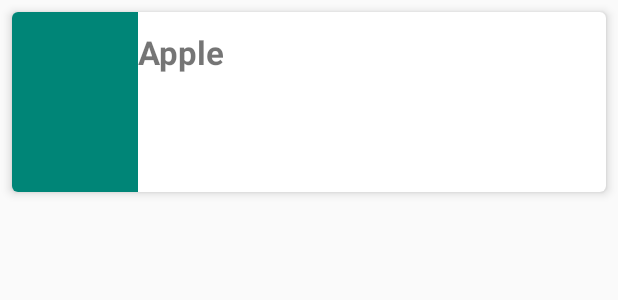
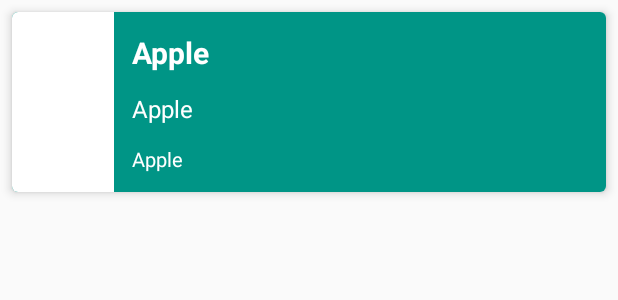
Before and after one commit to Hamkid/Kotlin, an Android app: the layout item_job.xml on its own in the app's theme, with its tools: preview values and no code run, on a phone screen of 412 x 824 dp. Shown: the top 300 px of the screen. Run offline under Robolectric (Android 15) with nearby library versions, the phone set to English and light mode, and no system bars.

Commit message:
viewHolder, item appearence, colors

```diff
--- a/app/src/main/res/layout/item_job.xml
+++ b/app/src/main/res/layout/item_job.xml
@@ -1,5 +1,5 @@
 <?xml version="1.0" encoding="utf-8"?>
-<com.google.android.material.card.MaterialCardView xmlns:android="http://schemas.android.com/apk/res/android"
+<androidx.cardview.widget.CardView xmlns:android="http://schemas.android.com/apk/res/android"
     xmlns:app="http://schemas.android.com/apk/res-auto"
     xmlns:tools="http://schemas.android.com/tools"
     android:layout_width="match_parent"
@@ -15,26 +15,17 @@
         android:layout_width="match_parent"
         android:layout_height="match_parent"
         android:animateLayoutChanges="true"
+        android:background="@color/colorPrimaryLight"
         android:clickable="true"
         android:focusable="true">
 
-        <View
-            android:id="@+id/label"
-            android:layout_width="0dp"
-            android:layout_height="0dp"
-            android:background="@color/colorPrimary"
-            app:layout_constraintBottom_toBottomOf="parent"
-            app:layout_constraintEnd_toStartOf="@id/companyName"
-            app:layout_constraintStart_toStartOf="parent"
-            app:layout_constraintTop_toTopOf="parent" />
-
         <ImageView
             android:id="@+id/logo"
-            android:layout_width="@dimen/general.distance.72dp"
-            android:layout_height="@dimen/general.distance.72dp"
-            android:padding="@dimen/general.distance.8dp"
+            android:layout_width="@dimen/general.distance.68dp"
+            android:layout_height="0dp"
+            android:background="@color/colorWhite"
+            android:padding="@dimen/general.distance.6dp"
             app:layout_constraintBottom_toBottomOf="parent"
-            app:layout_constraintEnd_toStartOf="@id/companyName"
             app:layout_constraintStart_toStartOf="parent"
             app:layout_constraintTop_toTopOf="parent"
             tools:ignore="ContentDescription" />
@@ -42,18 +33,52 @@
         <TextView
             android:id="@+id/companyName"
             android:layout_width="0dp"
-            android:layout_height="0dp"
-            android:layout_margin="@dimen/general.distance.12dp"
+            android:layout_height="wrap_content"
+            android:layout_marginStart="@dimen/general.distance.12dp"
+            android:layout_marginEnd="@dimen/general.distance.12dp"
             android:ellipsize="end"
             android:gravity="start"
-            android:maxLines="3"
-            android:textSize="@dimen/font.size.big"
             android:textStyle="bold"
-            app:layout_constraintBottom_toBottomOf="parent"
+            android:textColor="@color/colorWhite"
+            android:textSize="@dimen/font.size.20sp"
+            app:layout_constraintBottom_toTopOf="@+id/title"
             app:layout_constraintEnd_toEndOf="parent"
             app:layout_constraintStart_toEndOf="@id/logo"
             app:layout_constraintTop_toTopOf="parent"
             tools:text="Apple" />
 
+        <TextView
+            android:id="@+id/title"
+            android:layout_width="0dp"
+            android:layout_height="wrap_content"
+            android:layout_marginStart="@dimen/general.distance.12dp"
+            android:layout_marginEnd="@dimen/general.distance.12dp"
+            android:ellipsize="end"
+            android:gravity="start"
+            android:textColor="@color/colorWhite"
+            android:textSize="@dimen/font.size"
+            app:layout_constraintBottom_toBottomOf="parent"
+            app:layout_constraintBottom_toTopOf="@+id/period"
+            app:layout_constraintEnd_toEndOf="parent"
+            app:layout_constraintStart_toEndOf="@id/logo"
+            app:layout_constraintTop_toBottomOf="@+id/companyName"
+            tools:text="Apple" />
+
+        <TextView
+            android:id="@+id/period"
+            android:layout_width="0dp"
+            android:layout_height="wrap_content"
+            android:layout_marginStart="@dimen/general.distance.12dp"
+            android:layout_marginEnd="@dimen/general.distance.12dp"
+            android:ellipsize="end"
+            android:gravity="start"
+            android:textColor="@color/colorWhite"
+            android:textSize="@dimen/font.size.small"
+            app:layout_constraintBottom_toBottomOf="parent"
+            app:layout_constraintEnd_toEndOf="parent"
+            app:layout_constraintStart_toEndOf="@id/logo"
+            app:layout_constraintTop_toBottomOf="@+id/title"
+            tools:text="Apple" />
+
     </androidx.constraintlayout.widget.ConstraintLayout>
-</com.google.android.material.card.MaterialCardView>
+</androidx.cardview.widget.CardView>
--- a/app/src/main/res/values/colors.xml
+++ b/app/src/main/res/values/colors.xml
@@ -2,5 +2,8 @@
 <resources>
     <color name="colorPrimary">#008577</color>
     <color name="colorPrimaryDark">#00574B</color>
+    <color name="colorPrimaryLight">#009586</color>
     <color name="colorAccent">#D81B60</color>
+    <color name="colorBlack">#000000</color>
+    <color name="colorWhite">#ffffff</color>
 </resources>
```
Also changed, not shown: app/build.gradle (+4 -4 lines), app/src/main/java/hu/renes/kotlin/domain/model/Candidate.kt (+27 -6 lines), app/src/main/java/hu/renes/kotlin/view/base/adapter/BaseAdapter.kt (+2 -44 lines), app/src/main/java/hu/renes/kotlin/view/main/adapter/CandidateViewModel.kt (added, +20 -0 lines), app/src/main/java/hu/renes/kotlin/view/main/adapter/JobAdapter.kt (added, +31 -0 lines), app/src/main/java/hu/renes/kotlin/view/main/adapter/JobViewHolder.kt (added, +43 -0 lines), app/src/main/res/layout/activity_main.xml (+26 -31 lines).
